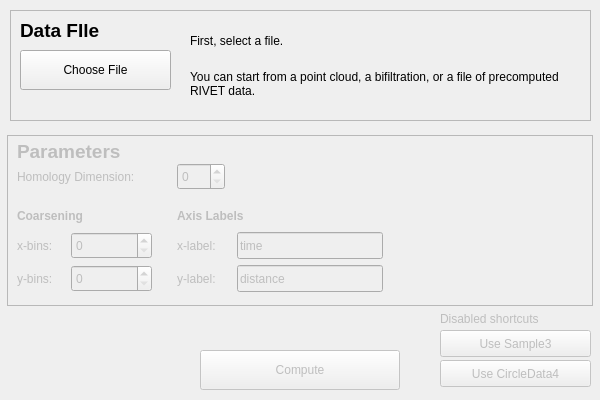
The window that dataselectdialog.ui (rivetTDA/rivet) describes before a commit, drawn with Qt 5.
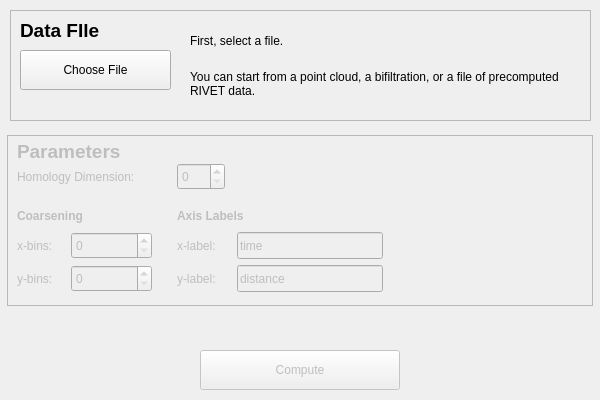
The same window after the commit.

The edit to the form file:
```diff
--- a/dataselectdialog.ui
+++ b/dataselectdialog.ui
@@ -53,38 +53,6 @@
     <string>Compute</string>
    </property>
   </widget>
-  <widget class="QPushButton" name="shortcutButton1">
-   <property name="enabled">
-    <bool>false</bool>
-   </property>
-   <property name="geometry">
-    <rect>
-     <x>440</x>
-     <y>330</y>
-     <width>151</width>
-     <height>27</height>
-    </rect>
-   </property>
-   <property name="text">
-    <string>Use Sample3</string>
-   </property>
-  </widget>
-  <widget class="QPushButton" name="shortcutButton2">
-   <property name="enabled">
-    <bool>false</bool>
-   </property>
-   <property name="geometry">
-    <rect>
-     <x>440</x>
-     <y>360</y>
-     <width>151</width>
-     <height>27</height>
-    </rect>
-   </property>
-   <property name="text">
-    <string>Use CircleData4</string>
-   </property>
-  </widget>
   <widget class="QFrame" name="parameterFrame">
    <property name="enabled">
     <bool>false</bool>
@@ -304,22 +272,6 @@
     </property>
    </widget>
   </widget>
-  <widget class="QLabel" name="label_4">
-   <property name="enabled">
-    <bool>false</bool>
-   </property>
-   <property name="geometry">
-    <rect>
-     <x>440</x>
-     <y>310</y>
-     <width>151</width>
-     <height>17</height>
-    </rect>
-   </property>
-   <property name="text">
-    <string>Disabled shortcuts</string>
-   </property>
-  </widget>
   <widget class="QFrame" name="frame">
    <property name="geometry">
     <rect>
```
Left out of the diff: 3 changed lines with no effect on the pictures.
